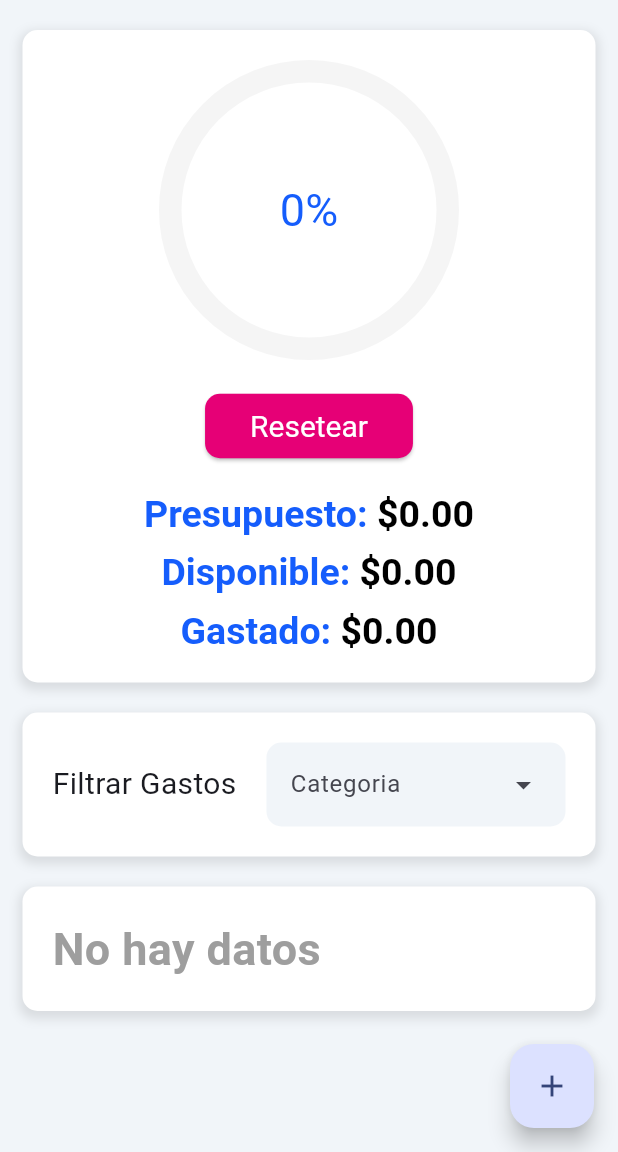
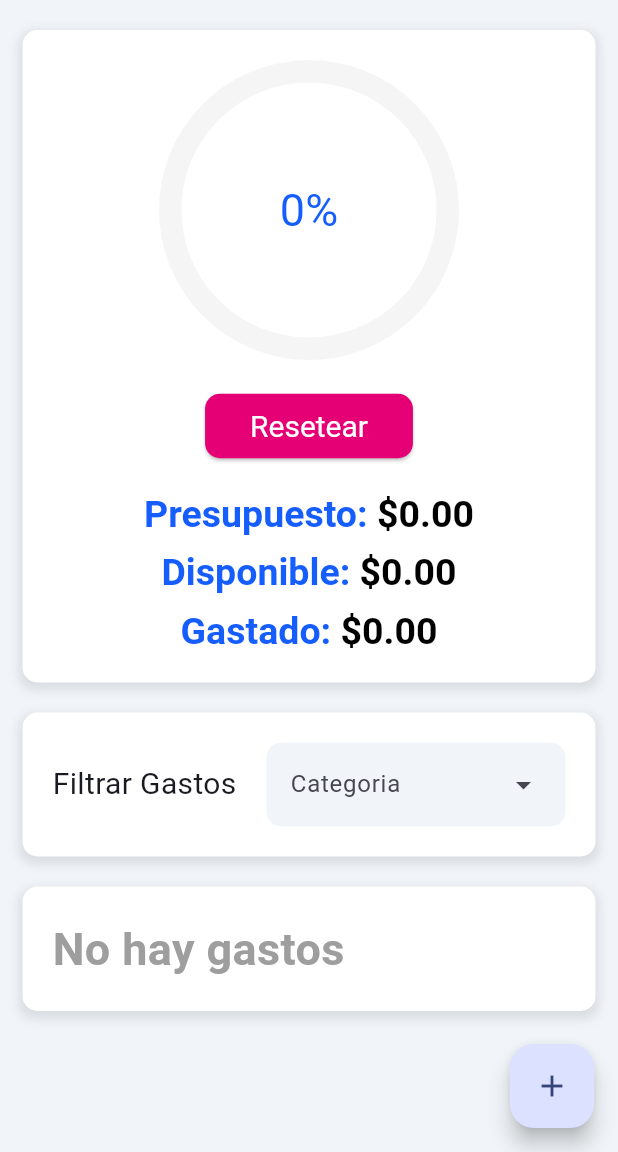
Before and after one commit to ArgueDev/Costly, a Flutter app: the ControlScreen screen opened directly, on a phone screen of 412 x 824 dp, the part 84-1236 px from its top. Run offline on Flutter 3.47's test engine with Material 3 defaults, Android fonts, the phone set to English and light mode, and no system bars; drawn by our look-alikes of percent_indicator; our stand-ins replace sqflite; accounts and stored records are empty.

Commit message:
Implementacion completa de registro y visualizacion de gastos

```diff
--- /dev/null
+++ b/lib/helpers/format_date.dart
@@ -0,0 +1,3 @@
+String formatDate(DateTime date) {
+  return '${date.day}/${date.month}/${date.year}';
+}
--- a/lib/main.dart
+++ b/lib/main.dart
@@ -2,6 +2,7 @@
 
 import 'package:provider/provider.dart';
 
+import 'package:costly/provider/expense_provider.dart';
 import 'package:costly/provider/budget_provider.dart';
 import 'package:costly/screens/home_screen.dart';
 import 'package:costly/theme/app_colors.dart';
@@ -15,8 +16,19 @@
 
   @override
   Widget build(BuildContext context) {
-    return ChangeNotifierProvider(
-      create: (context) => BudgetProvider(),
+    return MultiProvider(
+      providers: [
+        ChangeNotifierProvider(create: (context) {
+          final provider = BudgetProvider();
+          provider.loadBudget();
+          return provider;
+        }),
+        ChangeNotifierProvider(create: (context) {
+          final provider = ExpenseProvider();
+          provider.loadExpenses();
+          return provider;
+        }),
+      ],
       child: MaterialApp(
         debugShowCheckedModeBanner: false,
         home: HomeScreen(),
--- a/lib/model/category_expense.dart
+++ b/lib/model/category_expense.dart
@@ -1,15 +1,21 @@
+import 'package:flutter/material.dart';
+
 enum CategoryExpense {
-  comida('Comida', id: 1),
-  transporte('Transporte', id: 2),
-  hotel('Hotel', id: 3),
-  entretenimiento('Entretenimiento', id: 4),
-  compras('Compras', id: 5),
-  otro('Otro', id: 6),
-  todo('Todo', id: 7);
+  comida('Comida', id: 1, icon: Icons.restaurant),
+  transporte('Transporte', id: 2, icon: Icons.directions_car),
+  hotel('Hotel', id: 3, icon: Icons.hotel),
+  entretenimiento('Entretenimiento', id: 4, icon: Icons.movie),
+  compras('Compras', id: 5, icon: Icons.shopping_cart),
+  otro('Otro', id: 6, icon: Icons.category),
+  todo('Todo', id: 7, icon: Icons.all_inclusive_rounded);
 
   final String label;
   final int id;
+  final IconData icon;
 
-  const CategoryExpense(this.label, {required this.id});
+  const CategoryExpense(this.label, {
+    required this.id,
+    required this.icon
+  });
 
 }
--- a/lib/model/expense.dart
+++ b/lib/model/expense.dart
@@ -1,10 +1,30 @@
+import 'package:costly/model/category_expense.dart';
+
 class Expense {
-  double total;
-  double disponible;
-  double gastado;
+  final int? id;
+  final double amount;
+  final String description;
+  final CategoryExpense category;
+  final DateTime date;
 
-  Expense({required this.total,})
-    : gastado = 0,
-      disponible = total;
+  Expense({
+    this.id,
+    required this.amount,
+    required this.description,
+    required this.category,
+    required this.date,
+  });
 
+  factory Expense.fromMap(Map<String, dynamic> map) {
+    return Expense(
+      id: map['id'],
+      amount: map['amount'],
+      description: map['description'],
+      category: CategoryExpense.values.firstWhere(
+        (e) =>
+            e.id == int.parse(map['category'].toString()), // ← Convertir a int
+      ),
+      date: DateTime.parse(map['date']),
+    );
+  }
 }
--- a/lib/provider/budget_provider.dart
+++ b/lib/provider/budget_provider.dart
@@ -29,6 +29,12 @@
     notifyListeners();
   }
 
+  void updateBudget(double nuevoGasto, double nuevoDisponible) {
+    _gastado = nuevoGasto;
+    _disponible = nuevoDisponible;
+    notifyListeners();
+  }
+
   Future<void> resetBudget() async {
     await dbHelper.deleteAllData();
     _total = 0;
--- /dev/null
+++ b/lib/provider/expense_provider.dart
@@ -0,0 +1,34 @@
+import 'package:costly/database/database_helper.dart';
+import 'package:flutter/widgets.dart';
+
+import 'package:costly/model/expense.dart';
+
+class ExpenseProvider with ChangeNotifier {
+  List<Expense> _expenses = [];
+  bool _isLoading = false;
+
+  List<Expense> get expenses => _expenses;
+  bool get isLoading => _isLoading;
+
+  Future<void> loadExpenses() async {
+    _isLoading = true;
+    notifyListeners();
+
+    // ✅ AGREGA ESTOS PRINTS PARA DEBUGGEAR
+    print('🔄 Cargando gastos...');
+
+    try {
+      final expensesData = await DatabaseHelper().getExpenses();
+      print('📊 Datos de BD: $expensesData'); // ← Ver qué retorna la BD
+
+      _expenses = expensesData.map((data) => Expense.fromMap(data)).toList();
+      print('✅ Gastos convertidos: ${_expenses.length}'); // ← Ver conversión
+    } catch (e) {
+      print('❌ Error loading expenses: $e');
+    } finally {
+      _isLoading = false;
+      notifyListeners();
+      print('🏁 Carga completada'); // ← Confirmar que terminó
+    }
+  }
+}
--- a/lib/widgets/list_expense.dart
+++ b/lib/widgets/list_expense.dart
@@ -1,10 +1,33 @@
 import 'package:flutter/material.dart';
 
-class ListExpense extends StatelessWidget {
+import 'package:provider/provider.dart';
+
+import 'package:costly/helpers/format_date.dart';
+import 'package:costly/provider/expense_provider.dart';
+import 'package:costly/helpers/format_currency.dart';
+
+class ListExpense extends StatefulWidget {
   const ListExpense({super.key});
 
   @override
+  State<ListExpense> createState() => _ListExpenseState();
+}
+
+class _ListExpenseState extends State<ListExpense> {
+
+  @override
+  void initState() {
+    super.initState();
+    WidgetsBinding.instance.addPostFrameCallback((_) {
+      context.read<ExpenseProvider>().loadExpenses();
+    });
+  }
+
+  @override
   Widget build(BuildContext context) {
+
+    final expenseProvider = context.watch<ExpenseProvider>();
+
     return Container(
       width: double.infinity,
       margin: EdgeInsets.symmetric(vertical: 20, horizontal: 15),
@@ -21,7 +44,27 @@
           ),
         ],
       ),
-      child: Text('No hay datos', style: TextStyle(fontSize: 30, color: Colors.grey, fontWeight: FontWeight.bold),)
+      child: expenseProvider.isLoading
+      ? Center(child: CircularProgressIndicator())
+      : expenseProvider.expenses.isEmpty
+          ? Text('No hay gastos', style: TextStyle(fontSize: 30, color: Colors.grey, fontWeight: FontWeight.bold),)
+          : ListView.builder(
+              shrinkWrap: true,
+              physics: NeverScrollableScrollPhysics(),
+              itemCount: expenseProvider.expenses.length,
+              itemBuilder: (context, index) {
+                final expense = expenseProvider.expenses[index];
+                return ListTile(
+                  leading: Icon(expense.category.icon, size: 30),
+                  title: Text(expense.description),
+                  subtitle: Text(
+                    '${expense.category.label} - ${formatDate(expense.date)}',
+                  ),
+                  trailing: Text(formatCurrency(expense.amount)),
+                  contentPadding: EdgeInsets.symmetric(vertical: 10),
+                );
+              },
+            ),
     );
   }
 }
```
Also changed, not shown: lib/database/database_helper.dart (+10 -4 lines), lib/widgets/expense_form.dart (+32 -8 lines).
